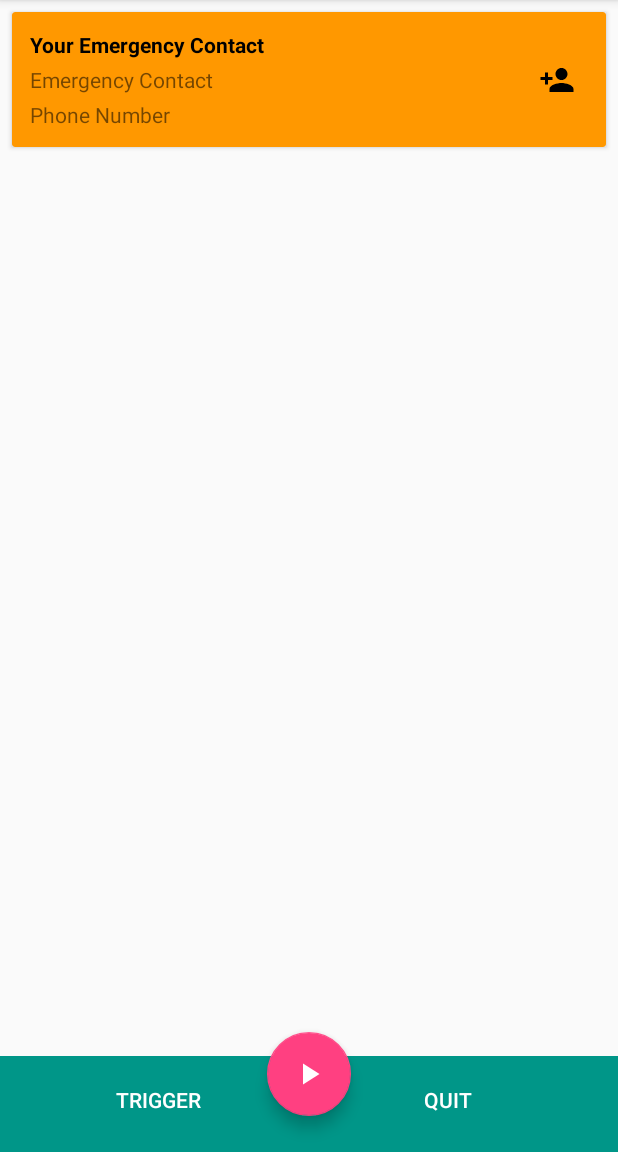
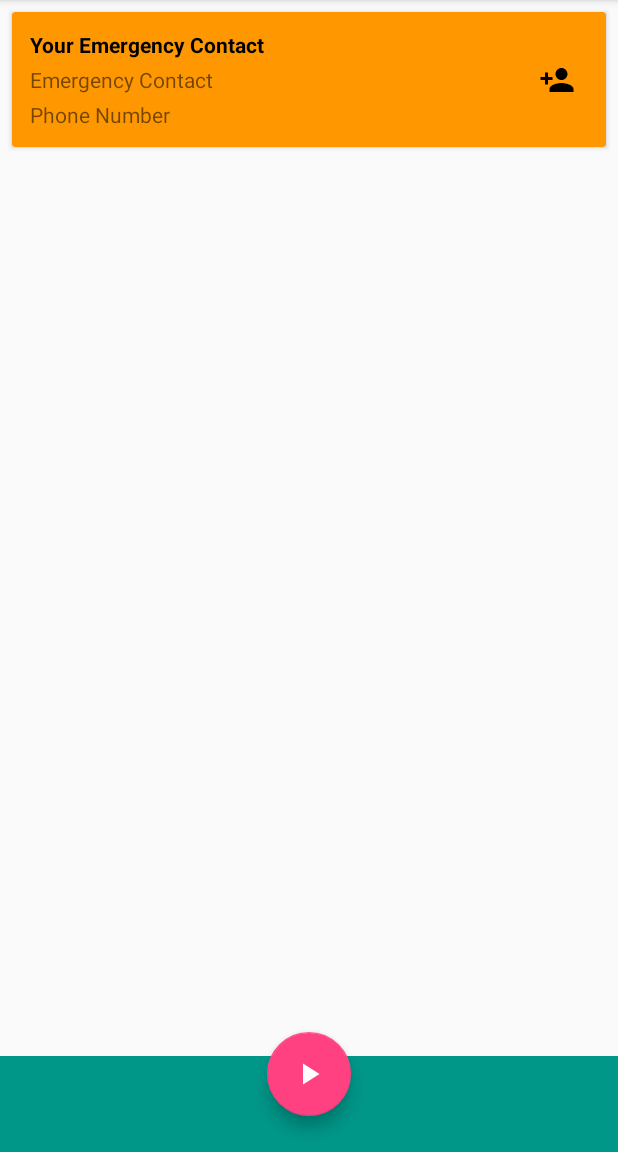
Before and after one commit to katsik/stillStanding, an Android app: the MainActivity screen opened directly, with no data from a screen before it, on a phone screen of 412 x 824 dp, the part 84-1236 px from its top. Run offline under Robolectric (Android 15) with nearby library versions, the phone set to English and light mode, and no system bars; our stand-ins replace Room's generated code; pictures from the network do not load; 1 statement that could not run was skipped.

Commit message:
Bug Fixes

```diff
--- a/app/src/main/res/layout/activity_main.xml
+++ b/app/src/main/res/layout/activity_main.xml
@@ -43,8 +43,23 @@
                         android:id="@+id/warning_image"
                         android:src="@drawable/ic_warning_white_24dp"
                         android:padding="24dp"
+                        tools:visibility="invisible"
+                        android:layout_alignParentTop="true"/>
+
+                    <TextView
+                        android:layout_width="90dp"
+                        android:layout_height="90dp"
+                        android:layout_alignParentLeft="true"
+                        android:id="@+id/warning_countdown"
+                        android:padding="12dp"
                         tools:visibility="visible"
-                        android:layout_alignParentTop="true"/>
+                        tools:text="15"
+                        android:textSize="45sp"
+                        android:textColor="@color/white"
+                        android:layout_alignParentTop="true"
+                        android:gravity="center"
+                        />
+
 
                     <LinearLayout
                         android:layout_width="wrap_content"
@@ -285,9 +300,12 @@
         android:indeterminate="true"
         android:layout_alignParentBottom="true"
         style="@style/Base.Widget.AppCompat.ProgressBar.Horizontal"
+        android:indeterminateTint="@color/white"
         android:visibility="gone"
-        android:layout_marginRight="4dp"
-        android:layout_marginLeft="4dp"/>
+        android:layout_marginRight="8dp"
+        android:layout_marginLeft="8dp"
+        android:layout_marginBottom="4dp"
+        tools:visibility="visible" />
 
     <Button
         android:layout_width="wrap_content"
@@ -298,10 +316,10 @@
         android:layout_alignParentBottom="true"
         android:layout_margin="8dp"
         android:layout_centerHorizontal="true"
-        android:visibility="visible"
+        android:visibility="gone"
         android:color="@android:color/transparent"
         style="?attr/buttonBarButtonStyle"
-        android:textColor="@color/white"/>
+        android:textColor="@color/white" />
 
     <Button
         android:layout_width="wrap_content"
@@ -313,5 +331,6 @@
         android:layout_margin="8dp"
         android:color="@android:color/transparent"
         style="?attr/buttonBarButtonStyle"
-        android:textColor="@color/white"/>
+        android:textColor="@color/white"
+        android:visibility="gone"/>
 </RelativeLayout>
--- a/app/src/main/res/values/strings.xml
+++ b/app/src/main/res/values/strings.xml
@@ -1,6 +1,4 @@
 <resources>
-    <!--TODO add toast strings here and translate them-->
-
     <!-- App name -->
     <string name="app_name" translatable="false">Still Standing</string>
 
@@ -45,7 +43,8 @@
     <string name="location_pref_summary">If set, your location will also be sent to your emergency
         contact.</string>
     <string name="sms_location_text">"My location is: "</string>
-    <string name="pick_time_for_trigger">Number of seconds to wait for standing up.</string>
+    <string name="timer_title">Emergency Delay</string>
+    <string name="timer_summary">After its duration, your contact will be notified, if you haven\'t got up.</string>
 
     <!-- Activity labels -->
     <string name="label_read_data">Fall Detection</string>
--- a/app/src/main/res/xml/preferences.xml
+++ b/app/src/main/res/xml/preferences.xml
@@ -23,7 +23,8 @@
 
     <com.sleepycookie.stillstanding.data.NumberPickerPreference
         android:key="time_for_triggering_preference"
-        android:title="@string/pick_time_for_trigger"
+        android:title="@string/timer_title"
+        android:summary = "@string/timer_summary"
         android:defaultValue="15"/>
 
 </PreferenceScreen>
```
Also changed, not shown: app/src/main/java/com/sleepycookie/stillstanding/ui/MainActivity.java (+11 -27 lines), 1 other file.
